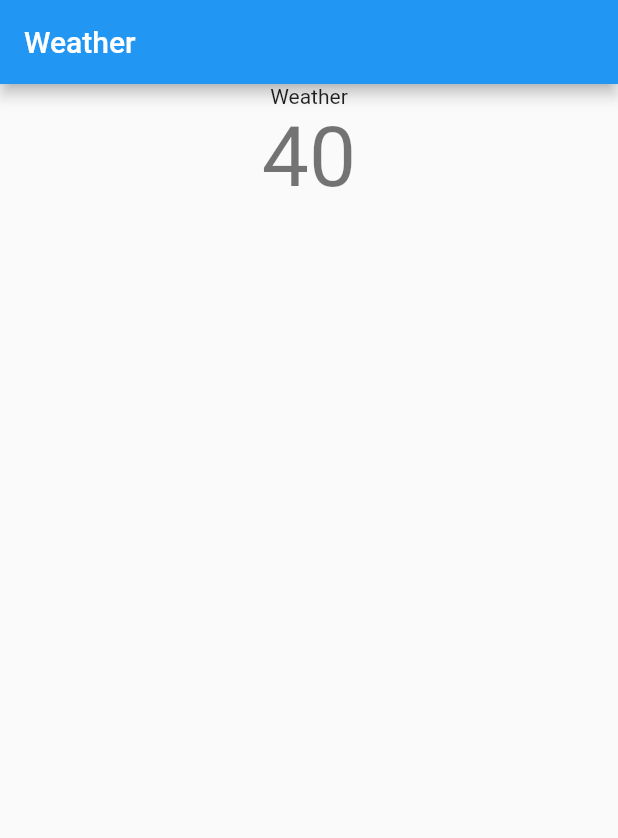
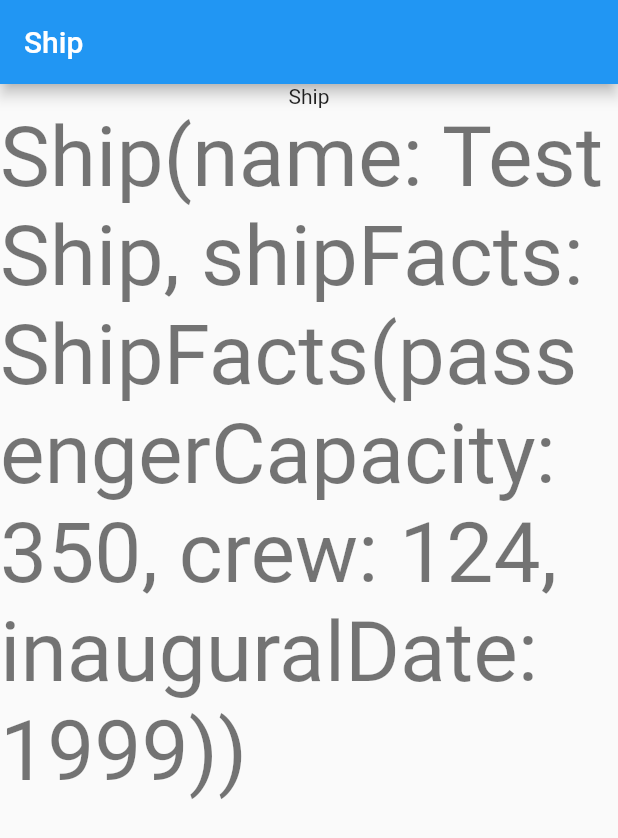
Before and after one commit to jaboyc/Demo, a Flutter app: the screen it shows after launch, on a phone screen of 412 x 824 dp. Shown: the top 838 px of the screen. Run offline on Flutter 3.47's test engine with Material 2 defaults, Android fonts, the phone set to English and light mode, and no system bars; our stand-ins replace flutter_bloc, freezed_annotation.

Commit message:
Refactor Weather to Ship.

```diff
--- /dev/null
+++ b/lib/application/ship/ship_bloc.dart
@@ -0,0 +1,21 @@
+import 'package:assessment/application/ship/ship_event.dart';
+import 'package:assessment/application/ship/ship_state.dart';
+import 'package:assessment/domain/ship/ship_repository.dart';
+import 'package:flutter_bloc/flutter_bloc.dart';
+
+class ShipBloc extends Bloc<ShipEvent, ShipState> {
+  final ShipRepository repository;
+
+  ShipBloc({required this.repository}) : super(ShipLoadingState()) {
+    on<ShipLoadEvent>((event, emit) async {
+      emit(ShipLoadingState());
+      try {
+        final ship = await repository.getShip();
+        emit(ShipLoadedState(ship: ship));
+      } catch (e) {
+        emit(ShipErrorState(error: e));
+        rethrow;
+      }
+    });
+  }
+}
--- /dev/null
+++ b/lib/application/ship/ship_event.dart
@@ -0,0 +1,3 @@
+abstract class ShipEvent {}
+
+class ShipLoadEvent implements ShipEvent {}
--- /dev/null
+++ b/lib/application/ship/ship_state.dart
@@ -0,0 +1,17 @@
+import 'package:assessment/domain/ship/ship.dart';
+
+abstract class ShipState {}
+
+class ShipLoadingState implements ShipState {}
+
+class ShipLoadedState implements ShipState {
+  final Ship ship;
+
+  const ShipLoadedState({required this.ship});
+}
+
+class ShipErrorState implements ShipState {
+  final Object error;
+
+  const ShipErrorState({required this.error});
+}
--- a/lib/application/weather/weather_bloc.dart
+++ /dev/null
@@ -1,21 +0,0 @@
-import 'package:assessment/application/weather/weather_event.dart';
-import 'package:assessment/application/weather/weather_state.dart';
-import 'package:assessment/domain/weather/weather_repository.dart';
-import 'package:flutter_bloc/flutter_bloc.dart';
-
-class WeatherBloc extends Bloc<WeatherEvent, WeatherState> {
-  final WeatherRepository repository;
-
-  WeatherBloc({required this.repository}) : super(WeatherLoadingState()) {
-    on<WeatherLoadEvent>((event, emit) async {
-      emit(WeatherLoadingState());
-      try {
-        final weather = await repository.getWeather();
-        emit(WeatherLoadedState(weather: weather));
-      } catch (e) {
-        emit(WeatherErrorState(error: e));
-        rethrow;
-      }
-    });
-  }
-}
--- a/lib/application/weather/weather_event.dart
+++ /dev/null
@@ -1,3 +0,0 @@
-abstract class WeatherEvent {}
-
-class WeatherLoadEvent implements WeatherEvent {}
--- a/lib/application/weather/weather_state.dart
+++ /dev/null
@@ -1,17 +0,0 @@
-import 'package:assessment/domain/weather/weather.dart';
-
-abstract class WeatherState {}
-
-class WeatherLoadingState implements WeatherState {}
-
-class WeatherLoadedState implements WeatherState {
-  final Weather weather;
-
-  const WeatherLoadedState({required this.weather});
-}
-
-class WeatherErrorState implements WeatherState {
-  final Object error;
-
-  const WeatherErrorState({required this.error});
-}
--- /dev/null
+++ b/lib/data/ship/mock_ship_repository.dart
@@ -0,0 +1,17 @@
+import 'package:assessment/domain/ship/ship.dart';
+import 'package:assessment/domain/ship/ship_facts.dart';
+import 'package:assessment/domain/ship/ship_repository.dart';
+
+class MockShipRepository implements ShipRepository {
+  @override
+  Future<Ship> getShip() async {
+    await Future.delayed(const Duration(seconds: 1));
+    return const Ship(
+        name: 'Test Ship',
+        shipFacts: ShipFacts(
+          passengerCapacity: '350',
+          crew: '124',
+          inauguralDate: '1999',
+        ));
+  }
+}
--- a/lib/data/weather/mock_weather_repository.dart
+++ /dev/null
@@ -1,10 +0,0 @@
-import 'package:assessment/domain/weather/weather.dart';
-import 'package:assessment/domain/weather/weather_repository.dart';
-
-class MockWeatherRepository implements WeatherRepository {
-  @override
-  Future<Weather> getWeather() async {
-    await Future.delayed(const Duration(seconds: 1));
-    return const Weather(degrees: 40);
-  }
-}
--- /dev/null
+++ b/lib/domain/ship/ship.dart
@@ -0,0 +1,13 @@
+import 'package:assessment/domain/ship/ship_facts.dart';
+import 'package:freezed_annotation/freezed_annotation.dart';
+
+part 'ship.freezed.dart';
+
+part 'ship.g.dart';
+
+@freezed
+class Ship with _$Ship {
+  const factory Ship({required String name, required ShipFacts shipFacts}) = _Ship;
+
+  factory Ship.fromJson(Map<String, Object?> json) => _$ShipFromJson(json);
+}
--- /dev/null
+++ b/lib/domain/ship/ship_facts.dart
@@ -0,0 +1,16 @@
+import 'package:freezed_annotation/freezed_annotation.dart';
+
+part 'ship_facts.freezed.dart';
+
+part 'ship_facts.g.dart';
+
+@freezed
+class ShipFacts with _$ShipFacts {
+  const factory ShipFacts({
+    required String passengerCapacity,
+    required String crew,
+    required String inauguralDate,
+  }) = _ShipFacts;
+
+  factory ShipFacts.fromJson(Map<String, Object?> json) => _$ShipFactsFromJson(json);
+}
--- /dev/null
+++ b/lib/domain/ship/ship_repository.dart
@@ -0,0 +1,5 @@
+import 'package:assessment/domain/ship/ship.dart';
+
+abstract class ShipRepository {
+  Future<Ship> getShip();
+}
--- a/lib/domain/weather/weather.dart
+++ /dev/null
@@ -1,14 +0,0 @@
-import 'package:freezed_annotation/freezed_annotation.dart';
-
-part 'weather.freezed.dart';
-
-part 'weather.g.dart';
-
-@freezed
-class Weather with _$Weather {
-  const factory Weather({
-    required int degrees,
-  }) = _Weather;
-
-  factory Weather.fromJson(Map<String, Object?> json) => _$WeatherFromJson(json);
-}
--- a/lib/domain/weather/weather_repository.dart
+++ /dev/null
@@ -1,5 +0,0 @@
-import 'package:assessment/domain/weather/weather.dart';
-
-abstract class WeatherRepository {
-  Future<Weather> getWeather();
-}
--- a/lib/main.dart
+++ b/lib/main.dart
@@ -1,6 +1,6 @@
-import 'package:assessment/data/weather/mock_weather_repository.dart';
-import 'package:assessment/domain/weather/weather_repository.dart';
-import 'package:assessment/presentation/weather_page.dart';
+import 'package:assessment/data/ship/mock_ship_repository.dart';
+import 'package:assessment/domain/ship/ship_repository.dart';
+import 'package:assessment/presentation/ship_page.dart';
 import 'package:flutter/material.dart';
 import 'package:flutter_bloc/flutter_bloc.dart';
 
@@ -13,14 +13,14 @@ class MyApp extends StatelessWidget {
 
   @override
   Widget build(BuildContext context) {
-    return RepositoryProvider<WeatherRepository>(
-      create: (_) => MockWeatherRepository(),
+    return RepositoryProvider<ShipRepository>(
+      create: (_) => MockShipRepository(),
       child: MaterialApp(
         title: 'Flutter Demo',
         theme: ThemeData(
           primarySwatch: Colors.blue,
         ),
-        home: const WeatherPage(),
+        home: const ShipPage(),
       ),
     );
   }
--- a/lib/presentation/weather_page.dart
+++ b/lib/presentation/ship_page.dart
@@ -1,45 +1,44 @@
-import 'package:assessment/application/weather/weather_bloc.dart';
-import 'package:assessment/application/weather/weather_event.dart';
-import 'package:assessment/application/weather/weather_state.dart';
-import 'package:assessment/data/weather/mock_weather_repository.dart';
-import 'package:assessment/domain/weather/weather_repository.dart';
+import 'package:assessment/application/ship/ship_bloc.dart';
+import 'package:assessment/application/ship/ship_event.dart';
+import 'package:assessment/application/ship/ship_state.dart';
+import 'package:assessment/domain/ship/ship_repository.dart';
 import 'package:flutter/material.dart';
 import 'package:flutter_bloc/flutter_bloc.dart';
 
-class WeatherPage extends StatelessWidget {
-  const WeatherPage({super.key});
+class ShipPage extends StatelessWidget {
+  const ShipPage({super.key});
 
   @override
   Widget build(BuildContext context) {
     return Scaffold(
       appBar: AppBar(
-        title: const Text('Weather'),
+        title: const Text('Ship'),
       ),
-      body: BlocProvider<WeatherBloc>(
-        create: (_) => WeatherBloc(repository: context.read<WeatherRepository>())..add(WeatherLoadEvent()),
-        child: BlocBuilder<WeatherBloc, WeatherState>(
+      body: BlocProvider<ShipBloc>(
+        create: (_) => ShipBloc(repository: context.read<ShipRepository>())..add(ShipLoadEvent()),
+        child: BlocBuilder<ShipBloc, ShipState>(
           builder: (context, state) {
-            if (state is WeatherLoadingState) {
+            if (state is ShipLoadingState) {
               return const Center(
                 child: CircularProgressIndicator(),
               );
-            } else if (state is WeatherLoadedState) {
+            } else if (state is ShipLoadedState) {
               return Center(
                 child: Column(
                   children: [
-                    const Text('Weather'),
+                    const Text('Ship'),
                     Text(
-                      state.weather.degrees.toString(),
+                      state.ship.toString(),
                       style: Theme.of(context).textTheme.displayMedium,
                     ),
                   ],
                 ),
               );
-            } else if (state is WeatherErrorState) {
+            } else if (state is ShipErrorState) {
               return Center(
                 child: Column(
                   children: [
-                    const Text('Weather'),
+                    const Text('Ship'),
                     Text(
                       state.error.toString(),
                       style: Theme.of(context).textTheme.displayMedium!.copyWith(
--- a/pubspec.yaml
+++ b/pubspec.yaml
@@ -8,6 +8,7 @@ environment:
   sdk: '>=2.19.6 <3.0.0'
 
 dependencies:
+  dio: ^5.1.1
   flutter:
     sdk: flutter
   flutter_bloc: ^8.1.2
```
Also changed, not shown: lib/domain/ship/ship.freezed.dart (added), lib/domain/ship/ship.g.dart (added), lib/domain/ship/ship_facts.freezed.dart (added), lib/domain/ship/ship_facts.g.dart (added), lib/domain/weather/weather.freezed.dart (deleted), lib/domain/weather/weather.g.dart (deleted), pubspec.lock.
